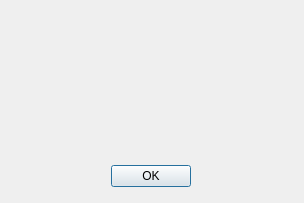
aaronbot3000/image-evolver, file aboutdialog.ui: the form before one commit.
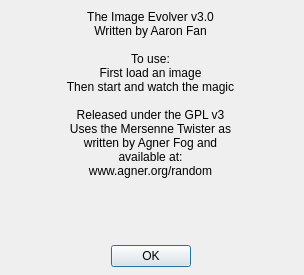
The form after the commit.

The edit to the form file:
```diff
--- a/aboutdialog.ui
+++ b/aboutdialog.ui
@@ -7,7 +7,7 @@
     <x>0</x>
     <y>0</y>
     <width>304</width>
-    <height>203</height>
+    <height>275</height>
    </rect>
   </property>
   <property name="windowTitle">
@@ -17,7 +17,7 @@
    <property name="geometry">
     <rect>
      <x>0</x>
-     <y>160</y>
+     <y>240</y>
      <width>301</width>
      <height>32</height>
     </rect>
@@ -38,11 +38,26 @@
      <x>20</x>
      <y>10</y>
      <width>261</width>
-     <height>141</height>
+     <height>231</height>
     </rect>
    </property>
    <property name="text">
-    <string/>
+    <string>The Image Evolver v3.0
+Written by Aaron Fan
+
+To use: 
+First load an image
+Then start and watch the magic
+
+Released under the GPL v3
+Uses the Mersenne Twister as 
+written by Agner Fog and 
+available at:
+www.agner.org/random
+</string>
+   </property>
+   <property name="alignment">
+    <set>Qt::AlignHCenter|Qt::AlignTop</set>
    </property>
   </widget>
  </widget>
```
